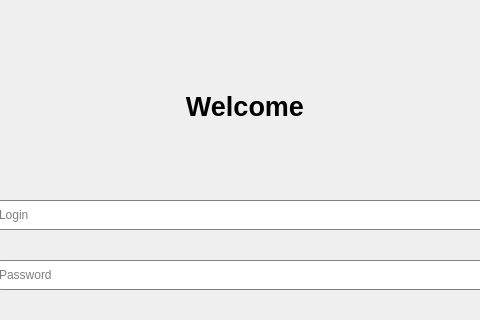
The window that client/src/gui/login.ui (Instigate2022/chat) describes before a commit, drawn with Qt 5; both pictures show x 114 to 594 and y 0 to 320 of the 743 by 549 pixel window.
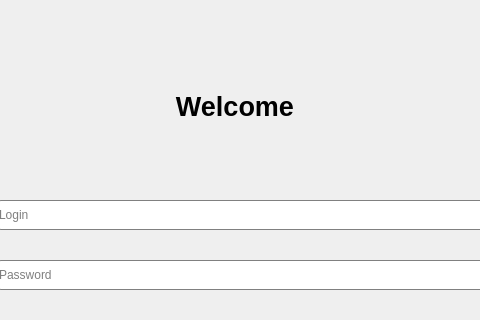
The same window after the commit.

```diff
--- a/client/src/gui/login.ui
+++ b/client/src/gui/login.ui
@@ -79,7 +79,7 @@
   <widget class="QLabel" name="label_welcom">
    <property name="geometry">
     <rect>
-     <x>290</x>
+     <x>280</x>
      <y>90</y>
      <width>138</width>
      <height>32</height>
@@ -100,6 +100,7 @@
    <property name="font">
     <font>
      <pointsize>20</pointsize>
+     <weight>75</weight>
      <bold>true</bold>
     </font>
    </property>
```
Left out of the diff: 3 changed lines with no effect on the pictures.
